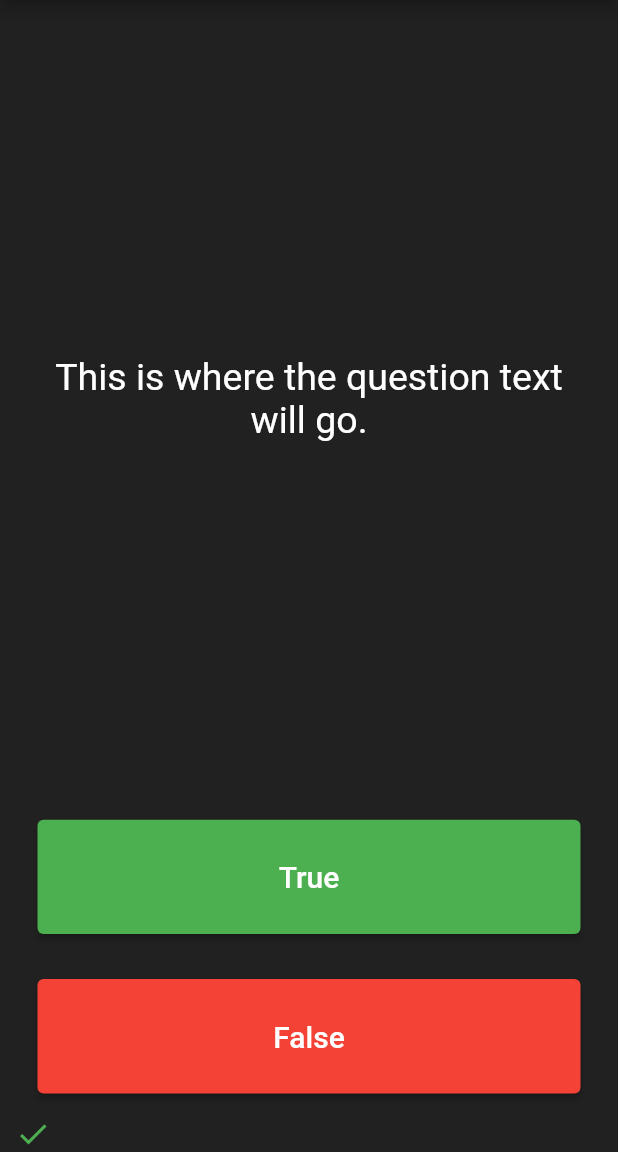
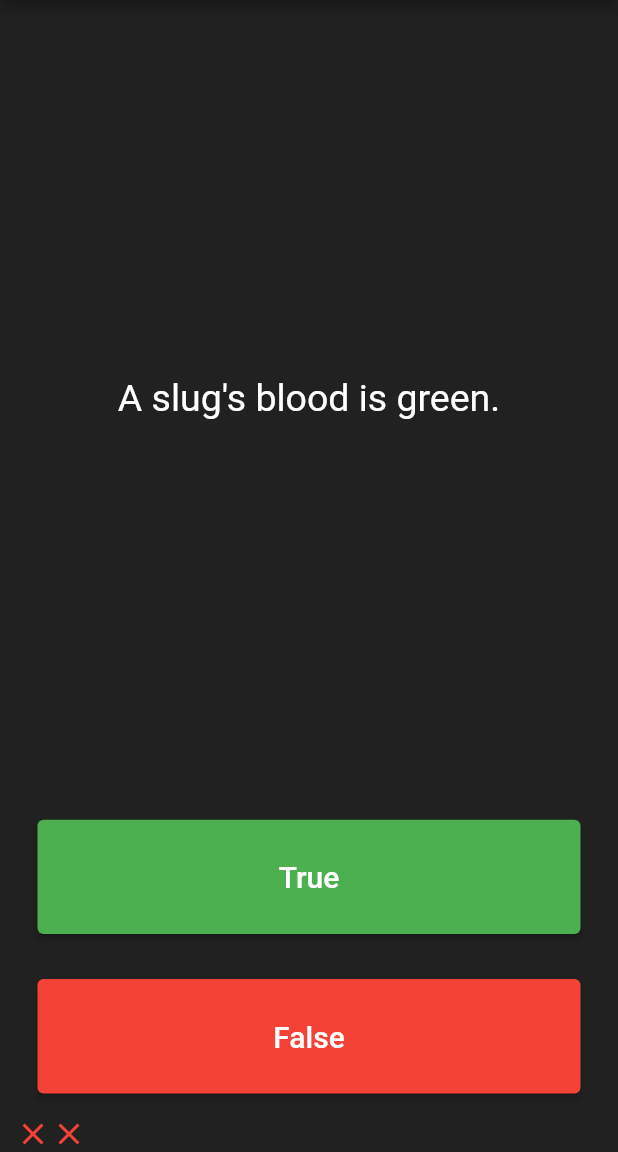
Before and after one commit to yashsharmacodes/quizzler, a Flutter app: the screen it shows after launch, after a tap on "True", after a tap on "False", on a phone screen of 412 x 824 dp, the part 84-1236 px from its top. Run offline on Flutter 3.47's test engine with Material 2 defaults, Android fonts, the phone set to English and light mode, and no system bars.

Commit message:
second commit

```diff
--- a/lib/main.dart
+++ b/lib/main.dart
@@ -31,7 +31,20 @@ class QuizPage extends StatefulWidget {
 }
 
 class _QuizPageState extends State<QuizPage> {
+  int qn = 0;
+  int an = 0;
+
   List<Icon> scoreKeeper = [];
+  List<String> questions = [
+    'You can lead a cow down stairs but not up stairs.',
+    'Approximately one quarter of human bones are in the feet.',
+    'A slug\'s blood is green.',
+  ];
+  List<bool> answers = [
+    false,
+    true,
+    true,
+  ];
 
   @override
   Widget build(BuildContext context) {
@@ -39,13 +52,13 @@ class _QuizPageState extends State<QuizPage> {
       mainAxisAlignment: MainAxisAlignment.spaceBetween,
       crossAxisAlignment: CrossAxisAlignment.stretch,
       children: <Widget>[
-        const Expanded(
+        Expanded(
           flex: 5,
           child: Padding(
             padding: EdgeInsets.all(10.0),
             child: Center(
               child: Text(
-                'This is where the question text will go.',
+                questions[qn],
                 textAlign: TextAlign.center,
                 style: TextStyle(
                   fontSize: 25.0,
@@ -69,10 +82,19 @@ class _QuizPageState extends State<QuizPage> {
               ),
               onPressed: () {
                 setState(() {
-                  scoreKeeper.add(Icon(
-                    Icons.check,
-                    color: Colors.green,
-                  ));
+                  if (answers[an] == true) {
+                    scoreKeeper.add(Icon(
+                      Icons.check,
+                      color: Colors.green,
+                    ));
+                  } else {
+                    scoreKeeper.add(Icon(
+                      Icons.close,
+                      color: Colors.red,
+                    ));
+                  }
+                  an++;
+                  qn++;
                 });
               },
             ),
@@ -91,7 +113,21 @@ class _QuizPageState extends State<QuizPage> {
                 ),
               ),
               onPressed: () {
-                //The user picked false.
+                setState(() {
+                  if (answers[an] == false) {
+                    scoreKeeper.add(Icon(
+                      Icons.check,
+                      color: Colors.green,
+                    ));
+                  } else {
+                    scoreKeeper.add(Icon(
+                      Icons.close,
+                      color: Colors.red,
+                    ));
+                  }
+                  an++;
+                  qn++;
+                });
               },
             ),
           ),
```
